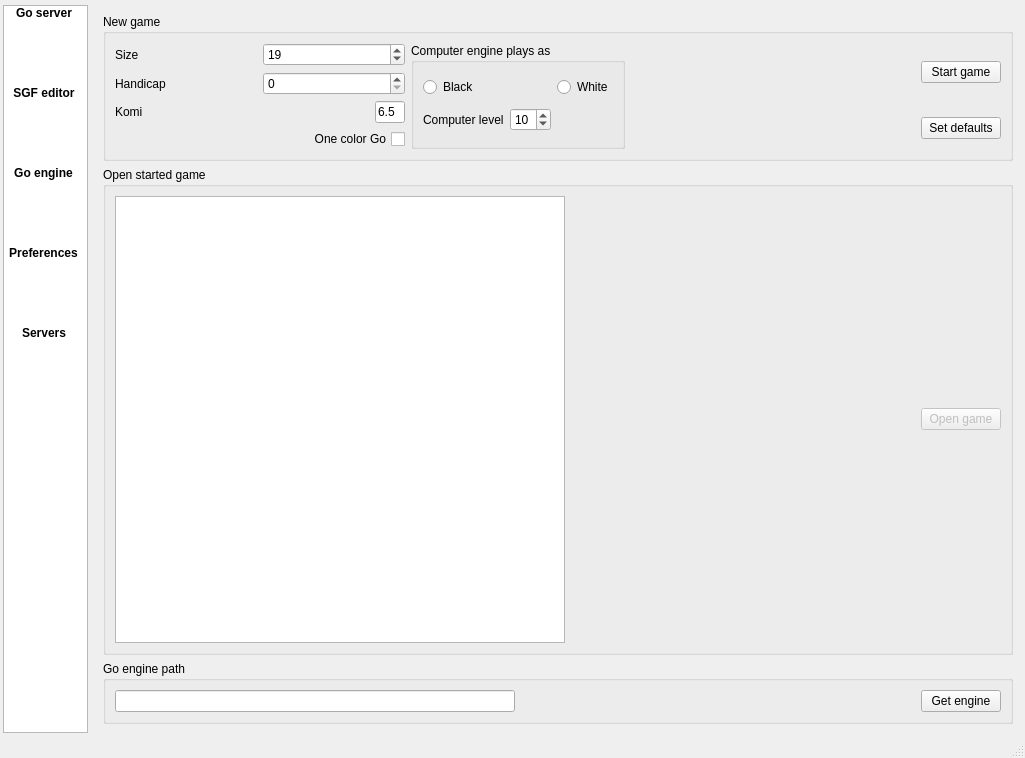
This is src/mainwindow.ui in pzorin/qgo as Qt 5 draws it before an edit. The edited form follows.
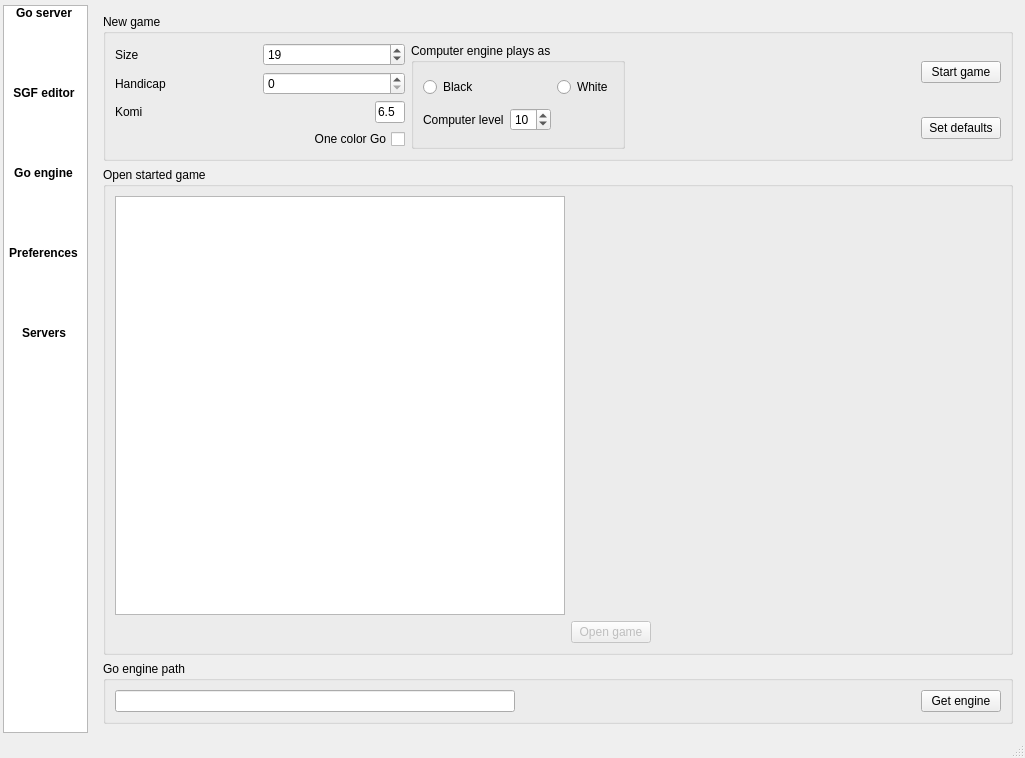
This is the edited form. The open tabs and pages were chosen to show the change. Icons and pictures are not drawn. Custom widgets are drawn as their Qt base class.

```diff
--- a/src/mainwindow.ui
+++ b/src/mainwindow.ui
@@ -1930,14 +1930,8 @@
           <property name="title">
            <string>Open started game</string>
           </property>
-          <layout class="QHBoxLayout">
-           <property name="spacing">
-            <number>6</number>
-           </property>
-           <property name="margin">
-            <number>9</number>
-           </property>
-           <item>
+          <layout class="QGridLayout" name="gridLayout">
+           <item row="0" column="0">
             <widget class="QTreeView" name="dirView_2">
              <property name="minimumSize">
               <size>
@@ -1953,10 +1947,10 @@
              </property>
             </widget>
            </item>
-           <item>
+           <item row="0" column="1">
             <widget class="DisplayBoard" name="displayBoard2" native="true">
              <property name="sizePolicy">
-              <sizepolicy hsizetype="Fixed" vsizetype="Fixed">
+              <sizepolicy hsizetype="Expanding" vsizetype="Expanding">
                <horstretch>0</horstretch>
                <verstretch>0</verstretch>
               </sizepolicy>
@@ -1967,35 +1961,22 @@
                <height>150</height>
               </size>
              </property>
-             <property name="maximumSize">
-              <size>
-               <width>150</width>
-               <height>150</height>
-              </size>
-             </property>
              <property name="whatsThis">
               <string>Board preview</string>
              </property>
             </widget>
            </item>
-           <item>
-            <spacer>
-             <property name="orientation">
-              <enum>Qt::Horizontal</enum>
-             </property>
-             <property name="sizeHint" stdset="0">
-              <size>
-               <width>40</width>
-               <height>20</height>
-              </size>
-             </property>
-            </spacer>
-           </item>
-           <item>
+           <item row="1" column="1">
             <widget class="QPushButton" name="button_loadComputerGame">
              <property name="enabled">
               <bool>false</bool>
              </property>
+             <property name="sizePolicy">
+              <sizepolicy hsizetype="Fixed" vsizetype="Fixed">
+               <horstretch>0</horstretch>
+               <verstretch>0</verstretch>
+              </sizepolicy>
+             </property>
              <property name="text">
               <string>Open game</string>
              </property>
```
Left out of the diff: 18 changed lines with no effect on the pictures.
